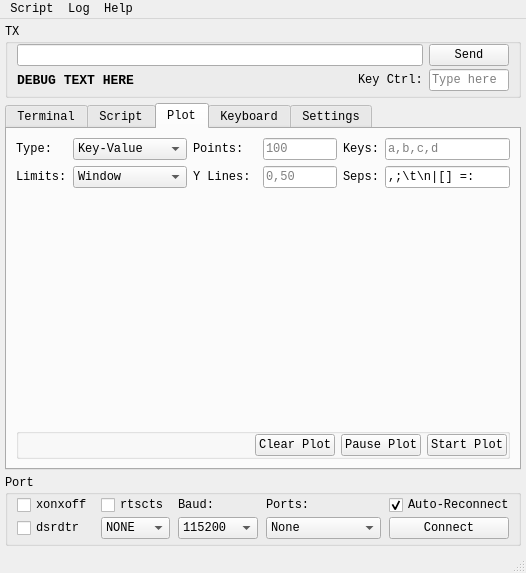
careweather/SerialKiller, file ui_files/serial_killer_main_window.ui: the form before one commit.
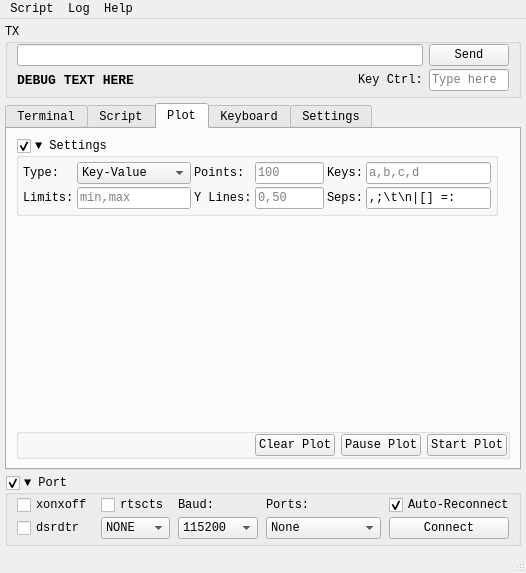
The form after the commit. The open tabs and pages were chosen to show the change. Custom widgets are drawn as their Qt base class.

Diff of the .ui file:
```diff
--- a/ui_files/serial_killer_main_window.ui
+++ b/ui_files/serial_killer_main_window.ui
@@ -191,7 +191,16 @@
        <string>The number of points plotted at once. Set to 0 for infinite.</string>
       </property>
       <property name="title">
-       <string>Port</string>
+       <string>▼ Port</string>
+      </property>
+      <property name="flat">
+       <bool>false</bool>
+      </property>
+      <property name="checkable">
+       <bool>true</bool>
+      </property>
+      <property name="checked">
+       <bool>true</bool>
       </property>
       <layout class="QGridLayout" name="gridLayout_2">
        <property name="leftMargin">
@@ -746,115 +755,7 @@
         <string>Plot</string>
        </attribute>
        <layout class="QGridLayout" name="gridLayout_15">
-        <item row="0" column="0">
-         <widget class="QLabel" name="label_4">
-          <property name="text">
-           <string>Type:</string>
-          </property>
-         </widget>
-        </item>
-        <item row="0" column="6">
-         <widget class="QLineEdit" name="lineEdit_target_keys">
-          <property name="sizePolicy">
-           <sizepolicy hsizetype="MinimumExpanding" vsizetype="Fixed">
-            <horstretch>0</horstretch>
-            <verstretch>0</verstretch>
-           </sizepolicy>
-          </property>
-          <property name="toolTip">
-           <string>Separate Target Keys To Plot With Any Separator Defined in &quot;seps&quot;</string>
-          </property>
-          <property name="placeholderText">
-           <string>a,b,c,d</string>
-          </property>
-         </widget>
-        </item>
-        <item row="1" column="0">
-         <widget class="QLabel" name="label_18">
-          <property name="sizePolicy">
-           <sizepolicy hsizetype="Maximum" vsizetype="Preferred">
-            <horstretch>0</horstretch>
-            <verstretch>0</verstretch>
-           </sizepolicy>
-          </property>
-          <property name="text">
-           <string>Limits:</string>
-          </property>
-         </widget>
-        </item>
-        <item row="2" column="0" colspan="7">
-         <widget class="Plot_Widget" name="widget_plot" native="true">
-          <property name="enabled">
-           <bool>true</bool>
-          </property>
-          <property name="sizePolicy">
-           <sizepolicy hsizetype="Expanding" vsizetype="Expanding">
-            <horstretch>0</horstretch>
-            <verstretch>0</verstretch>
-           </sizepolicy>
-          </property>
-         </widget>
-        </item>
-        <item row="1" column="6">
-         <widget class="QLineEdit" name="lineEdit_seps">
-          <property name="toolTip">
-           <string>Chars here will be used to separate incoming data into tokens</string>
-          </property>
-          <property name="text">
-           <string>,;\t\n|[] =:</string>
-          </property>
-         </widget>
-        </item>
-        <item row="1" column="5">
-         <widget class="QLabel" name="label_23">
-          <property name="sizePolicy">
-           <sizepolicy hsizetype="Maximum" vsizetype="Preferred">
-            <horstretch>0</horstretch>
-            <verstretch>0</verstretch>
-           </sizepolicy>
-          </property>
-          <property name="toolTip">
-           <string>Chars here will be used to split data into tokens</string>
-          </property>
-          <property name="text">
-           <string>Seps:</string>
-          </property>
-         </widget>
-        </item>
-        <item row="1" column="2">
-         <widget class="QLabel" name="label_24">
-          <property name="text">
-           <string>Y Lines:</string>
-          </property>
-         </widget>
-        </item>
-        <item row="0" column="2">
-         <widget class="QLabel" name="label_3">
-          <property name="sizePolicy">
-           <sizepolicy hsizetype="Preferred" vsizetype="Preferred">
-            <horstretch>0</horstretch>
-            <verstretch>0</verstretch>
-           </sizepolicy>
-          </property>
-          <property name="text">
-           <string>Points:</string>
-          </property>
-         </widget>
-        </item>
-        <item row="1" column="4">
-         <widget class="QLineEdit" name="lineEdit_ref_lines">
-          <property name="sizePolicy">
-           <sizepolicy hsizetype="Maximum" vsizetype="Fixed">
-            <horstretch>0</horstretch>
-            <verstretch>0</verstretch>
-           </sizepolicy>
-          </property>
-          <property name="placeholderText">
-           <string>0,50</string>
-          </property>
-         </widget>
-        </item>
-        <item row="3" column="0" colspan="7">
+        <item row="2" column="0" colspan="3">
          <widget class="QGroupBox" name="groupBox_2">
           <property name="sizePolicy">
            <sizepolicy hsizetype="Expanding" vsizetype="Preferred">
@@ -918,77 +819,211 @@
           </layout>
          </widget>
         </item>
-        <item row="0" column="5">
-         <widget class="QLabel" name="label_6">
-          <property name="sizePolicy">
-           <sizepolicy hsizetype="Maximum" vsizetype="Preferred">
-            <horstretch>0</horstretch>
-            <verstretch>0</verstretch>
-           </sizepolicy>
+        <item row="0" column="0">
+         <widget class="QGroupBox" name="groupBox_plot_settings">
+          <property name="title">
+           <string>▼ Settings</string>
           </property>
-          <property name="toolTip">
-           <string>The target keys to plot</string>
+          <property name="checkable">
+           <bool>true</bool>
           </property>
-          <property name="text">
-           <string>Keys:</string>
-          </property>
-         </widget>
-        </item>
-        <item row="1" column="1">
-         <widget class="QComboBox" name="comboBox_limits">
-          <item>
-           <property name="text">
-            <string>Window</string>
+          <layout class="QGridLayout" name="gridLayout_9">
+           <property name="leftMargin">
+            <number>4</number>
            </property>
-          </item>
-          <item>
-           <property name="text">
-            <string>Max</string>
+           <property name="topMargin">
+            <number>4</number>
            </property>
-          </item>
-         </widget>
-        </item>
-        <item row="0" column="1">
-         <widget class="QComboBox" name="comboBox_plot_type">
-          <item>
-           <property name="text">
-            <string>Key-Value</string>
+           <property name="rightMargin">
+            <number>4</number>
            </property>
-          </item>
-          <item>
-           <property name="text">
-            <string>Single-Value</string>
+           <property name="bottomMargin">
+            <number>4</number>
            </property>
-          </item>
-          <item>
-           <property name="text">
-            <string>Single-Array</string>
+           <property name="spacing">
+            <number>3</number>
            </property>
-          </item>
-          <item>
-           <property name="text">
-            <string>Key-Array</string>
-           </property>
-          </item>
+           <item row="3" column="0">
+            <widget class="QLabel" name="label_18">
+             <property name="sizePolicy">
+              <sizepolicy hsizetype="Maximum" vsizetype="Preferred">
+               <horstretch>0</horstretch>
+               <verstretch>0</verstretch>
+              </sizepolicy>
+             </property>
+             <property name="text">
+              <string>Limits:</string>
+             </property>
+            </widget>
+           </item>
+           <item row="3" column="2">
+            <widget class="QLabel" name="label_24">
+             <property name="text">
+              <string>Y Lines:</string>
+             </property>
+            </widget>
+           </item>
+           <item row="1" column="1">
+            <widget class="QComboBox" name="comboBox_plot_type">
+             <item>
+              <property name="text">
+               <string>Key-Value</string>
+              </property>
+             </item>
+             <item>
+              <property name="text">
+               <string>Single-Value</string>
+              </property>
+             </item>
+             <item>
+              <property name="text">
+               <string>Single-Array</string>
+              </property>
+             </item>
+             <item>
+              <property name="text">
+               <string>Key-Array</string>
+              </property>
+             </item>
+            </widget>
+           </item>
+           <item row="1" column="0">
+            <widget class="QLabel" name="label_4">
+             <property name="text">
+              <string>Type:</string>
+             </property>
+            </widget>
+           </item>
+           <item row="3" column="3">
+            <widget class="QLineEdit" name="lineEdit_ref_lines">
+             <property name="sizePolicy">
+              <sizepolicy hsizetype="Maximum" vsizetype="Fixed">
+               <horstretch>0</horstretch>
+               <verstretch>0</verstretch>
+              </sizepolicy>
+             </property>
+             <property name="toolTip">
+              <string>Reference lines on the Y axis</string>
+             </property>
+             <property name="placeholderText">
+              <string>0,50</string>
+             </property>
+            </widget>
+           </item>
+           <item row="1" column="3">
+            <widget class="QLineEdit" name="lineEdit_max_points">
+             <property name="sizePolicy">
+              <sizepolicy hsizetype="Preferred" vsizetype="Fixed">
+               <horstretch>0</horstretch>
+               <verstretch>0</verstretch>
+              </sizepolicy>
+             </property>
+             <property name="maximumSize">
+              <size>
+               <width>50000</width>
+               <height>16777215</height>
+              </size>
+             </property>
+             <property name="toolTip">
+              <string>Max points shown. Set to 0 for infinite</string>
+             </property>
+             <property name="placeholderText">
+              <string>100</string>
+             </property>
+            </widget>
+           </item>
+           <item row="1" column="2">
+            <widget class="QLabel" name="label_3">
+             <property name="sizePolicy">
+              <sizepolicy hsizetype="Preferred" vsizetype="Preferred">
+               <horstretch>0</horstretch>
+               <verstretch>0</verstretch>
+              </sizepolicy>
+             </property>
+             <property name="text">
+              <string>Points:</string>
+             </property>
+            </widget>
+           </item>
+           <item row="1" column="5">
+            <widget class="QLineEdit" name="lineEdit_target_keys">
+             <property name="sizePolicy">
+              <sizepolicy hsizetype="MinimumExpanding" vsizetype="Fixed">
+               <horstretch>0</horstretch>
+               <verstretch>0</verstretch>
+              </sizepolicy>
+             </property>
+             <property name="toolTip">
+              <string>Separate Target Keys To Plot With Any Separator Defined in &quot;seps&quot;</string>
+             </property>
+             <property name="placeholderText">
+              <string>a,b,c,d</string>
+             </property>
+            </widget>
+           </item>
+           <item row="1" column="4">
+            <widget class="QLabel" name="label_6">
+             <property name="sizePolicy">
+              <sizepolicy hsizetype="Maximum" vsizetype="Preferred">
+               <horstretch>0</horstretch>
+               <verstretch>0</verstretch>
+              </sizepolicy>
+             </property>
+             <property name="toolTip">
+              <string>The target keys to plot</string>
+             </property>
+             <property name="text">
+              <string>Keys:</string>
+             </property>
+            </widget>
+           </item>
+           <item row="3" column="5">
+            <widget class="QLineEdit" name="lineEdit_seps">
+             <property name="toolTip">
+              <string>Chars here will be used to separate incoming data into tokens</string>
+             </property>
+             <property name="text">
+              <string>,;\t\n|[] =:</string>
+             </property>
+            </widget>
+           </item>
+           <item row="3" column="4">
+            <widget class="QLabel" name="label_23">
+             <property name="sizePolicy">
+              <sizepolicy hsizetype="Maximum" vsizetype="Preferred">
+               <horstretch>0</horstretch>
+               <verstretch>0</verstretch>
+              </sizepolicy>
+             </property>
+             <property name="toolTip">
+              <string>Chars here will be used to split data into tokens</string>
+             </property>
+             <property name="text">
+              <string>Seps:</string>
+             </property>
+            </widget>
+           </item>
+           <item row="3" column="1">
+            <widget class="QLineEdit" name="lineEdit_limits">
+             <property name="placeholderText">
+              <string>min,max</string>
+             </property>
+            </widget>
+           </item>
+          </layout>
          </widget>
         </item>
-        <item row="0" column="4">
-         <widget class="QLineEdit" name="lineEdit_max_points">
+        <item row="1" column="0" colspan="3">
+         <widget class="Plot_Widget" name="widget_plot" native="true">
+          <property name="enabled">
+           <bool>true</bool>
+          </property>
           <property name="sizePolicy">
-           <sizepolicy hsizetype="Preferred" vsizetype="Fixed">
+           <sizepolicy hsizetype="Expanding" vsizetype="Expanding">
             <horstretch>0</horstretch>
             <verstretch>0</verstretch>
            </sizepolicy>
           </property>
-          <property name="maximumSize">
-           <size>
-            <width>50000</width>
-            <height>16777215</height>
-           </size>
-          </property>
-          <property name="placeholderText">
-           <string>100</string>
-          </property>
          </widget>
         </item>
        </layout>
```
Left out of the diff: 55 changed lines with no effect on the pictures.
